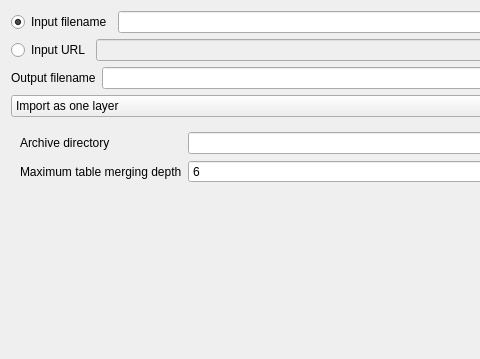
BRGM/gml_application_schema_toolbox, file qgis_complex_features/creation_dialog.ui: the form before one commit; both pictures show x 0 to 480 and y 0 to 359 of the 976 by 800 pixel window.
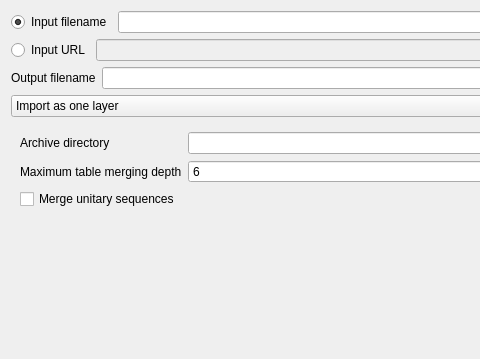
The form after the commit. The open tabs and pages were chosen to show the change.

Diff of the .ui file:
```diff
--- a/qgis_complex_features/creation_dialog.ui
+++ b/qgis_complex_features/creation_dialog.ui
@@ -183,6 +183,9 @@
      </widget>
      <widget class="QWidget" name="mRelationalImportPage">
       <layout class="QFormLayout" name="formLayout">
+       <property name="fieldGrowthPolicy">
+        <enum>QFormLayout::AllNonFixedFieldsGrow</enum>
+       </property>
        <item row="0" column="0">
         <widget class="QLabel" name="label_4">
          <property name="text">
@@ -218,6 +221,16 @@
          </property>
         </widget>
        </item>
+       <item row="2" column="0">
+        <widget class="QCheckBox" name="mergeSequencesChk">
+         <property name="toolTip">
+          <string>&lt;html&gt;&lt;head/&gt;&lt;body&gt;&lt;p&gt;Flatten sequences that have actually only one element in the current XML instance&lt;/p&gt;&lt;/body&gt;&lt;/html&gt;</string>
+         </property>
+         <property name="text">
+          <string>Merge unitary sequences</string>
+         </property>
+        </widget>
+       </item>
       </layout>
      </widget>
     </widget>
```
